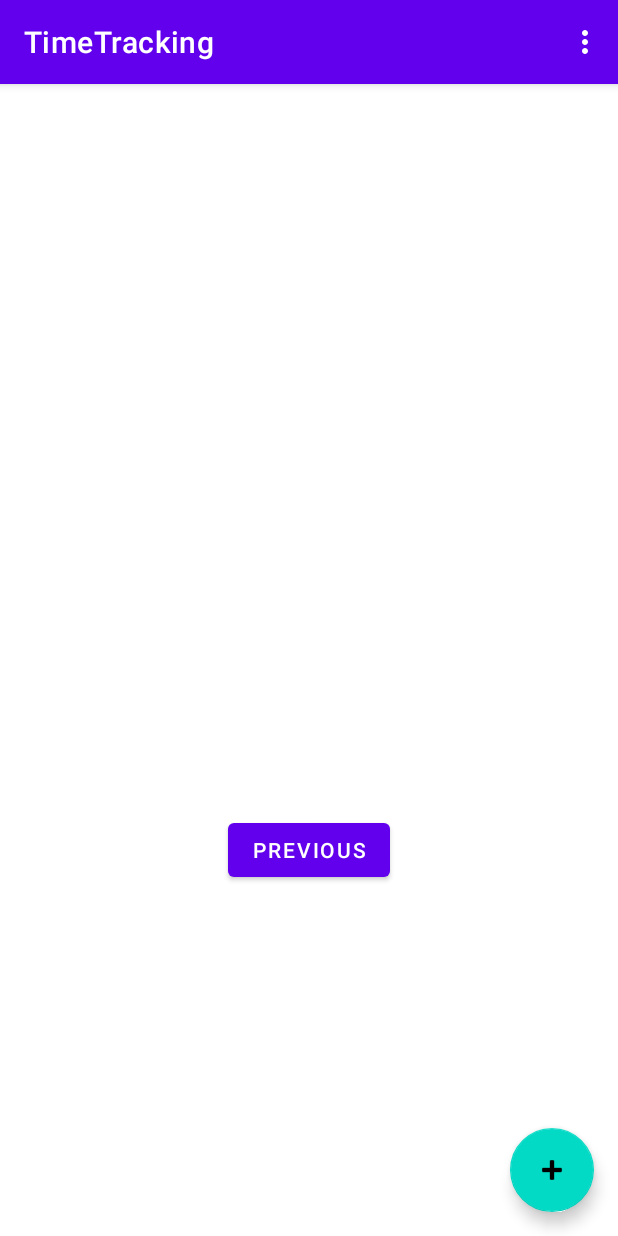
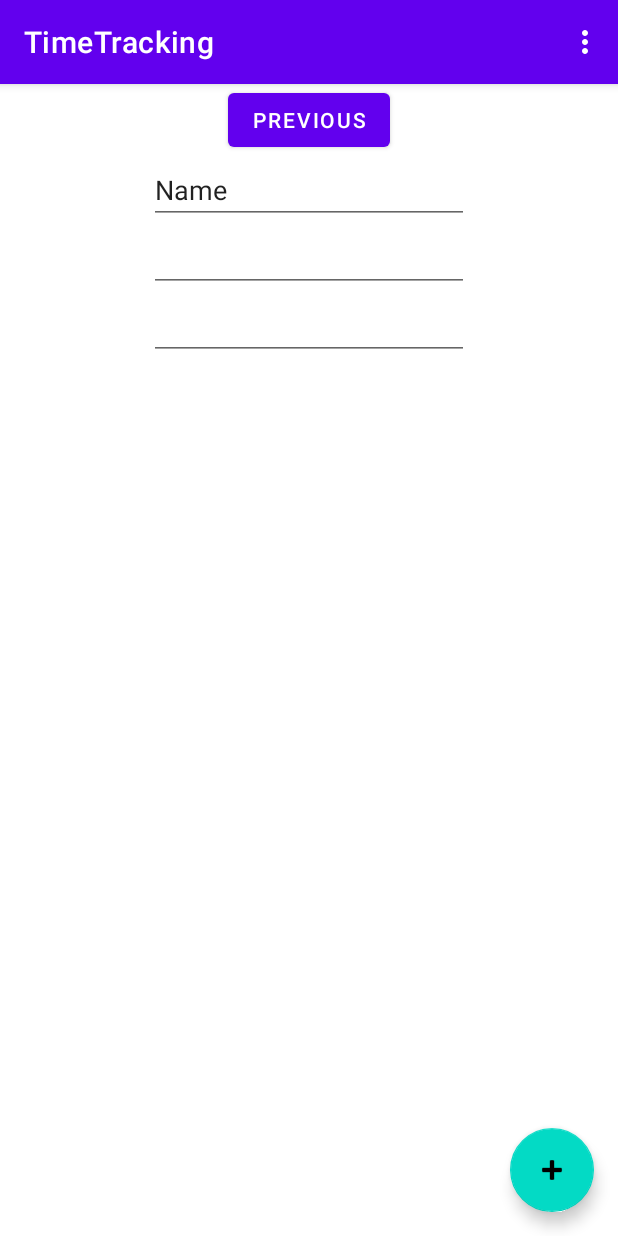
Before and after one commit to AxelSchneewind/TimeTrackingApp, an Android app: the DetailViewFragment screen opened through its navigation route, on a phone screen of 412 x 824 dp. Run offline under Robolectric (Android 15) with nearby library versions, the phone set to English and light mode, and no system bars; 5 statements that could not run were skipped.

Commit message:
Update to activity_new_time_tracker.xml in order to make it a floating window

```diff
--- a/app/src/main/AndroidManifest.xml
+++ b/app/src/main/AndroidManifest.xml
@@ -13,14 +13,16 @@
         android:roundIcon="@mipmap/ic_launcher_round"
         android:supportsRtl="true"
         android:theme="@style/Theme.TimeTracking">
-        <activity android:name=".NewTimeTrackerActivity"></activity>
+        <activity
+            android:name=".NewTimeTrackerActivity"
+            android:theme="@style/Theme.AppCompat.Transparent"
+            android:label="@string/newtracker_label" />
         <activity
             android:name=".MainActivity"
             android:label="@string/app_name"
             android:theme="@style/Theme.TimeTracking.NoActionBar">
             <intent-filter>
                 <action android:name="android.intent.action.MAIN" />
-
                 <category android:name="android.intent.category.LAUNCHER" />
             </intent-filter>
         </activity>
--- a/app/src/main/java/com/schneewind/timetracking/SecondFragment.java
+++ b/app/src/main/java/com/schneewind/timetracking/DetailViewFragment.java
@@ -9,7 +9,7 @@ import androidx.annotation.NonNull;
 import androidx.fragment.app.Fragment;
 import androidx.navigation.fragment.NavHostFragment;
 
-public class SecondFragment extends Fragment {
+public class DetailViewFragment extends Fragment {
 
     @Override
     public View onCreateView(
@@ -26,7 +26,7 @@ public class SecondFragment extends Fragment {
         view.findViewById(R.id.button_second).setOnClickListener(new View.OnClickListener() {
             @Override
             public void onClick(View view) {
-                NavHostFragment.findNavController(SecondFragment.this)
+                NavHostFragment.findNavController(DetailViewFragment.this)
                         .navigate(R.id.action_SecondFragment_to_FirstFragment);
             }
         });
--- a/app/src/main/java/com/schneewind/timetracking/MainActivity.java
+++ b/app/src/main/java/com/schneewind/timetracking/MainActivity.java
@@ -80,8 +80,9 @@ public class MainActivity extends AppCompatActivity {
     }
 
     @Override
-    protected void onPause() {
-        super.onPause();
+    protected void onStop() {
+        super.onStop();
+
         TimerTick.interrupt();
         timeTrackingData.writeTrackersToDefaultFile();
     }
--- a/app/src/main/res/layout/activity_new_time_tracker.xml
+++ b/app/src/main/res/layout/activity_new_time_tracker.xml
@@ -2,24 +2,24 @@
 <androidx.constraintlayout.widget.ConstraintLayout xmlns:android="http://schemas.android.com/apk/res/android"
     xmlns:app="http://schemas.android.com/apk/res-auto"
     xmlns:tools="http://schemas.android.com/tools"
-    android:layout_width="match_parent"
-    android:layout_height="match_parent"
+    android:layout_width="wrap_content"
+    android:layout_height="wrap_content"
+    android:layout_gravity="center"
+    android:background="@android:color/darker_gray"
+    android:padding="16dp"
     tools:context=".NewTimeTrackerActivity">
 
     <EditText
         android:id="@+id/tracker_name"
         android:layout_width="wrap_content"
         android:layout_height="wrap_content"
-        android:layout_marginStart="16dp"
-        android:layout_marginEnd="16dp"
         android:ems="10"
         android:hint="@string/newtracker_name"
+        android:importantForAutofill="no"
         android:inputType="textPersonName"
-        app:layout_constraintBottom_toBottomOf="parent"
         app:layout_constraintEnd_toEndOf="parent"
         app:layout_constraintStart_toStartOf="parent"
-        app:layout_constraintTop_toTopOf="parent"
-        android:importantForAutofill="no" />
+        app:layout_constraintTop_toTopOf="parent" />
 
     <EditText
         android:id="@+id/tracker_target"
--- a/app/src/main/res/layout/fragment_detailview.xml
+++ b/app/src/main/res/layout/fragment_detailview.xml
@@ -4,24 +4,46 @@
     xmlns:tools="http://schemas.android.com/tools"
     android:layout_width="match_parent"
     android:layout_height="match_parent"
-    tools:context=".SecondFragment">
-
-    <TextView
-        android:id="@+id/textview_second"
-        android:layout_width="wrap_content"
-        android:layout_height="wrap_content"
-        app:layout_constraintBottom_toTopOf="@id/button_second"
-        app:layout_constraintEnd_toEndOf="parent"
-        app:layout_constraintStart_toStartOf="parent"
-        app:layout_constraintTop_toTopOf="parent" />
+    tools:context=".DetailViewFragment">
 
     <Button
         android:id="@+id/button_second"
         android:layout_width="wrap_content"
         android:layout_height="wrap_content"
         android:text="@string/previous"
-        app:layout_constraintBottom_toBottomOf="parent"
         app:layout_constraintEnd_toEndOf="parent"
         app:layout_constraintStart_toStartOf="parent"
-        app:layout_constraintTop_toBottomOf="@id/textview_second" />
+        app:layout_constraintTop_toTopOf="parent" />
+
+    <EditText
+        android:id="@+id/trackername"
+        android:layout_width="wrap_content"
+        android:layout_height="wrap_content"
+        android:ems="10"
+        android:inputType="textPersonName"
+        android:text="Name"
+        app:layout_constraintEnd_toEndOf="parent"
+        app:layout_constraintStart_toStartOf="parent"
+        app:layout_constraintTop_toBottomOf="@+id/button_second" />
+
+    <EditText
+        android:id="@+id/trackertime"
+        android:layout_width="wrap_content"
+        android:layout_height="wrap_content"
+        android:ems="10"
+        android:inputType="number"
+        app:layout_constraintEnd_toEndOf="@+id/trackername"
+        app:layout_constraintStart_toStartOf="@+id/trackername"
+        app:layout_constraintTop_toBottomOf="@+id/trackername" />
+
+    <EditText
+        android:id="@+id/trackertarget"
+        android:layout_width="wrap_content"
+        android:layout_height="wrap_content"
+        android:ems="10"
+        android:inputType="number"
+        app:layout_constraintEnd_toEndOf="@+id/trackertime"
+        app:layout_constraintStart_toStartOf="@+id/trackertime"
+        app:layout_constraintTop_toBottomOf="@+id/trackertime" />
+
 </androidx.constraintlayout.widget.ConstraintLayout>
--- a/app/src/main/res/navigation/nav_graph.xml
+++ b/app/src/main/res/navigation/nav_graph.xml
@@ -17,7 +17,7 @@
     </fragment>
     <fragment
         android:id="@+id/SecondFragment"
-        android:name="com.schneewind.timetracking.SecondFragment"
+        android:name="com.schneewind.timetracking.DetailViewFragment"
         android:label="@string/second_fragment_label"
         tools:layout="@layout/fragment_detailview">
 
--- a/app/src/main/res/values/strings.xml
+++ b/app/src/main/res/values/strings.xml
@@ -2,7 +2,7 @@
     <string name="app_name">TimeTracking</string>
     <string name="action_settings">Settings</string>
     <!-- Strings used for fragments for navigation -->
-    <string name="first_fragment_label">New TimeTracker</string>
+    <string name="first_fragment_label">TrackerList</string>
     <string name="second_fragment_label">Details</string>
     <string name="next">Next</string>
     <string name="previous">Previous</string>
@@ -11,4 +11,5 @@
     <string name="newtracker_add">Add</string>
     <string name="newtracker_target">Target (in hours)</string>
     <string name="newtracker_initialvalue">Initial value (in hours)</string>
+    <string name="newtracker_label">New TimeTracker</string>
 </resources>
--- a/app/src/main/res/values/themes.xml
+++ b/app/src/main/res/values/themes.xml
@@ -19,6 +19,15 @@
         <item name="windowNoTitle">true</item>
     </style>
 
+    <style name="Theme.AppCompat.Transparent" parent="Theme.AppCompat.Light">
+        <item name="android:windowIsTranslucent">true</item>
+        <item name="android:windowBackground">@android:color/transparent</item>
+        <item name="android:windowContentOverlay">@null</item>
+        <item name="android:windowNoTitle">true</item>
+        <item name="android:windowIsFloating">true</item>
+        <item name="android:backgroundDimEnabled">true</item>
+    </style>
+
     <style name="Theme.TimeTracking.AppBarOverlay" parent="ThemeOverlay.AppCompat.Dark.ActionBar" />
 
     <style name="Theme.TimeTracking.PopupOverlay" parent="ThemeOverlay.AppCompat.Light" />
```
Also changed, not shown: 1 other file.
